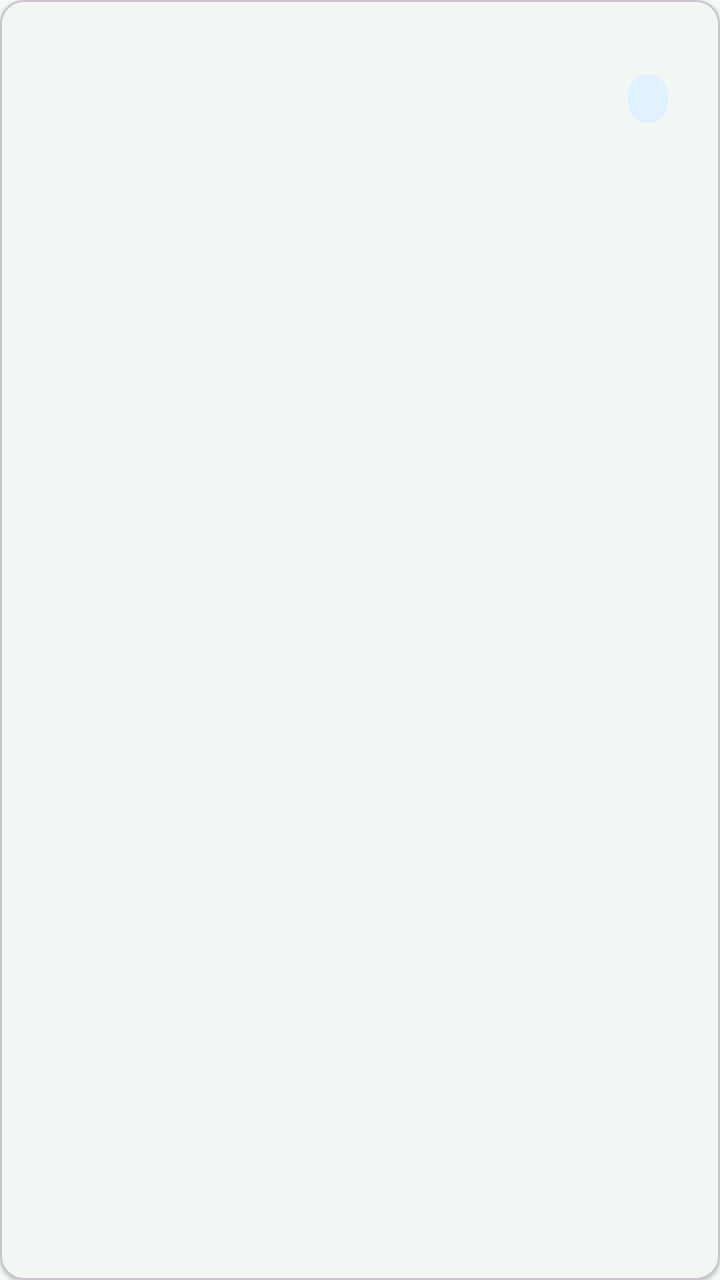
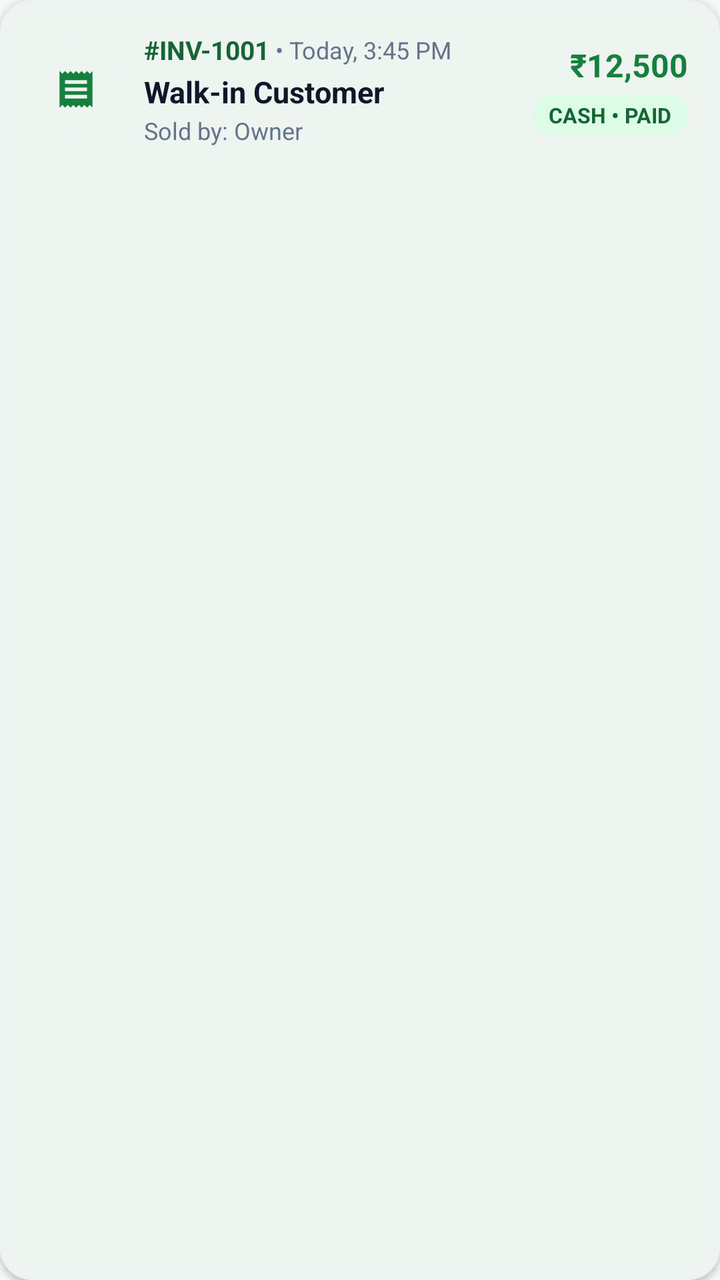

Compare the two renders of this Android layout. The source of the first and the diff that turns it into the second are given below.
<!-- AndroidManifest.xml: application theme Theme.MobileShopkeeper -->
<!-- res/layout/item_sale.xml -->
<?xml version="1.0" encoding="utf-8"?>
<com.google.android.material.card.MaterialCardView
    xmlns:android="http://schemas.android.com/apk/res/android"
    xmlns:app="http://schemas.android.com/apk/res-auto"
    android:layout_width="match_parent"
    android:layout_height="wrap_content"
    android:layout_marginBottom="8dp"
    app:cardCornerRadius="12dp" app:cardElevation="1dp">

    <LinearLayout android:layout_width="match_parent" android:layout_height="wrap_content"
        android:orientation="horizontal" android:gravity="center_vertical" android:padding="14dp">

        <LinearLayout android:layout_width="0dp" android:layout_height="wrap_content"
            android:layout_weight="1" android:orientation="vertical">
            <TextView android:id="@+id/tvInvoice" android:layout_width="wrap_content"
                android:layout_height="wrap_content" android:textStyle="bold" android:textSize="14sp"
                android:textColor="@color/green_800"/>
            <TextView android:id="@+id/tvCustomer" android:layout_width="wrap_content"
                android:layout_height="wrap_content" android:textSize="14sp"/>
            <TextView android:id="@+id/tvSoldBy" android:layout_width="wrap_content"
                android:layout_height="wrap_content" android:textSize="12sp"
                android:textColor="@color/green_700" android:textStyle="bold"/>
            <TextView android:id="@+id/tvDate" android:layout_width="wrap_content"
                android:layout_height="wrap_content" android:textSize="12sp"
                android:textColor="@color/text_secondary"/>
        </LinearLayout>

        <TextView android:id="@+id/tvPayment" android:layout_width="wrap_content"
            android:layout_height="wrap_content" android:textSize="11sp" android:textStyle="bold"
            android:background="@drawable/bg_badge_blue" android:textColor="#0369A1"
            android:paddingHorizontal="10dp" android:paddingVertical="5dp"
            android:layout_marginEnd="12dp"/>

        <TextView android:id="@+id/tvTotal" android:layout_width="wrap_content"
            android:layout_height="wrap_content" android:textStyle="bold"
            android:textSize="15sp" android:textColor="@color/primary"/>
    </LinearLayout>
</com.google.android.material.card.MaterialCardView>
<!-- resources referenced by this layout -->
<resources>
  <color name="green_700">#15803D</color>
  <color name="green_800">#166534</color>
  <color name="primary">#166534</color>
  <color name="text_secondary">#5F7166</color>
  <!-- drawable bg_badge_blue (drawable) -->
  <?xml version="1.0" encoding="utf-8"?>
  <shape xmlns:android="http://schemas.android.com/apk/res/android" android:shape="rectangle">
      <solid android:color="#E0F2FE"/><corners android:radius="12dp"/>
  </shape>
  <color name="white">#FFFFFF</color>
  <color name="green_100">#DCFCE7</color>
  <color name="green_900">#14532D</color>
  <color name="green_600">#16A34A</color>
  <color name="surface">#FFFFFF</color>
  <color name="text_primary">#1A2E22</color>
  <color name="background_light">#F6FAF7</color>
  <color name="error">#DC2626</color>
  <style name="Shape.MobileShop.Medium" parent="ShapeAppearance.Material3.MediumComponent">
          <item name="cornerSize">14dp</item>
      </style>
  <style name="Widget.MobileShop.Button" parent="Widget.Material3.Button">
          <item name="cornerRadius">14dp</item>
          <item name="android:textAllCaps">false</item>
          <item name="android:paddingTop">14dp</item>
          <item name="android:paddingBottom">14dp</item>
          <item name="android:textStyle">bold</item>
      </style>
  <style name="Widget.MobileShop.TextInput" parent="Widget.Material3.TextInputLayout.OutlinedBox">
          <item name="boxCornerRadiusTopStart">14dp</item>
          <item name="boxCornerRadiusTopEnd">14dp</item>
          <item name="boxCornerRadiusBottomStart">14dp</item>
          <item name="boxCornerRadiusBottomEnd">14dp</item>
          <item name="boxStrokeColor">@color/selector_input_stroke</item>
      </style>
  <style name="WindowAnimations">
          <item name="android:activityOpenEnterAnimation">@android:anim/fade_in</item>
          <item name="android:activityOpenExitAnimation">@android:anim/fade_out</item>
          <item name="android:activityCloseEnterAnimation">@android:anim/fade_in</item>
          <item name="android:activityCloseExitAnimation">@android:anim/fade_out</item>
      </style>
  <!-- unchanged entries left out for length: 1 -->
</resources>

<!-- the commit's change to res/layout/item_sale.xml (unified diff, before → after) -->
@@ -4,35 +4,117 @@
     xmlns:app="http://schemas.android.com/apk/res-auto"
     android:layout_width="match_parent"
     android:layout_height="wrap_content"
-    android:layout_marginBottom="8dp"
-    app:cardCornerRadius="12dp" app:cardElevation="1dp">
+    android:layout_marginBottom="10dp"
+    app:cardCornerRadius="16dp"
+    app:cardElevation="2dp"
+    app:strokeWidth="1dp"
+    app:strokeColor="#EDF2F7"
+    app:cardBackgroundColor="@color/white">
 
-    <LinearLayout android:layout_width="match_parent" android:layout_height="wrap_content"
-        android:orientation="horizontal" android:gravity="center_vertical" android:padding="14dp">
+    <LinearLayout
+        android:layout_width="match_parent"
+        android:layout_height="wrap_content"
+        android:orientation="horizontal"
+        android:gravity="center_vertical"
+        android:padding="16dp">
 
-        <LinearLayout android:layout_width="0dp" android:layout_height="wrap_content"
-            android:layout_weight="1" android:orientation="vertical">
-            <TextView android:id="@+id/tvInvoice" android:layout_width="wrap_content"
-                android:layout_height="wrap_content" android:textStyle="bold" android:textSize="14sp"
-                android:textColor="@color/green_800"/>
-            <TextView android:id="@+id/tvCustomer" android:layout_width="wrap_content"
-                android:layout_height="wrap_content" android:textSize="14sp"/>
-            <TextView android:id="@+id/tvSoldBy" android:layout_width="wrap_content"
-                android:layout_height="wrap_content" android:textSize="12sp"
-                android:textColor="@color/green_700" android:textStyle="bold"/>
-            <TextView android:id="@+id/tvDate" android:layout_width="wrap_content"
-                android:layout_height="wrap_content" android:textSize="12sp"
-                android:textColor="@color/text_secondary"/>
+        
+        <FrameLayout
+            android:layout_width="44dp"
+            android:layout_height="44dp"
+            android:background="@drawable/bg_pill_white_10"
+            android:backgroundTint="#ECFDF5"
+            android:layout_marginEnd="12dp">
+
+            <ImageView
+                android:layout_width="22dp"
+                android:layout_height="22dp"
+                android:layout_gravity="center"
+                android:src="@drawable/ic_sales"
+                app:tint="@color/green_700"/>
+        </FrameLayout>
+
+        
+        <LinearLayout
+            android:layout_width="0dp"
+            android:layout_height="wrap_content"
+            android:layout_weight="1"
+            android:orientation="vertical">
+
+            <LinearLayout
+                android:layout_width="wrap_content"
+                android:layout_height="wrap_content"
+                android:orientation="horizontal"
+                android:gravity="center_vertical">
+
+                <TextView
+                    android:id="@+id/tvInvoice"
+                    android:layout_width="wrap_content"
+                    android:layout_height="wrap_content"
+                    android:text="#INV-1001"
+                    android:textStyle="bold"
+                    android:textSize="13sp"
+                    android:textColor="@color/green_800"/>
+
+                <TextView
+                    android:id="@+id/tvDate"
+                    android:layout_width="wrap_content"
+                    android:layout_height="wrap_content"
+                    android:text=" • Today, 3:45 PM"
+                    android:textSize="12sp"
+                    android:textColor="#64748B"/>
+            </LinearLayout>
+
+            <TextView
+                android:id="@+id/tvCustomer"
+                android:layout_width="wrap_content"
+                android:layout_height="wrap_content"
+                android:text="Walk-in Customer"
+                android:textSize="15sp"
+                android:textStyle="bold"
+                android:textColor="#0F172A"
+                android:layout_marginTop="2dp"
+                android:maxLines="1"
+                android:ellipsize="end"/>
+
+            <TextView
+                android:id="@+id/tvSoldBy"
+                android:layout_width="wrap_content"
+                android:layout_height="wrap_content"
+                android:text="Sold by: Owner"
+                android:textSize="12sp"
+                android:textColor="#64748B"
+                android:layout_marginTop="1dp"/>
         </LinearLayout>
 
-        <TextView android:id="@+id/tvPayment" android:layout_width="wrap_content"
-            android:layout_height="wrap_content" android:textSize="11sp" android:textStyle="bold"
-            android:background="@drawable/bg_badge_blue" android:textColor="#0369A1"
-            android:paddingHorizontal="10dp" android:paddingVertical="5dp"
-            android:layout_marginEnd="12dp"/>
+        
+        <LinearLayout
+            android:layout_width="wrap_content"
+            android:layout_height="wrap_content"
+            android:orientation="vertical"
+            android:gravity="end">
 
-        <TextView android:id="@+id/tvTotal" android:layout_width="wrap_content"
-            android:layout_height="wrap_content" android:textStyle="bold"
-            android:textSize="15sp" android:textColor="@color/primary"/>
+            <TextView
+                android:id="@+id/tvTotal"
+                android:layout_width="wrap_content"
+                android:layout_height="wrap_content"
+                android:text="₹12,500"
+                android:textStyle="bold"
+                android:textSize="16sp"
+                android:textColor="@color/green_700"/>
+
+            <TextView
+                android:id="@+id/tvPayment"
+                android:layout_width="wrap_content"
+                android:layout_height="wrap_content"
+                android:text="CASH • PAID"
+                android:textSize="10.5sp"
+                android:textStyle="bold"
+                android:background="@drawable/bg_badge_green"
+                android:textColor="@color/green_800"
+                android:paddingHorizontal="8dp"
+                android:paddingVertical="3dp"
+                android:layout_marginTop="4dp"/>
+        </LinearLayout>
     </LinearLayout>
 </com.google.android.material.card.MaterialCardView>
<!-- resource entries referenced after the edit -->
@@ -2,14 +2,20 @@
 <resources>
   <color name="green_700">#15803D</color>
   <color name="green_800">#166534</color>
-  <color name="primary">#166534</color>
-  <color name="text_secondary">#5F7166</color>
-  <!-- drawable bg_badge_blue (drawable) -->
+  <color name="white">#FFFFFF</color>
+  <!-- drawable bg_badge_green (drawable) -->
   <?xml version="1.0" encoding="utf-8"?>
   <shape xmlns:android="http://schemas.android.com/apk/res/android" android:shape="rectangle">
-      <solid android:color="#E0F2FE"/><corners android:radius="12dp"/>
+      <solid android:color="#DCFCE7"/><corners android:radius="12dp"/>
   </shape>
-  <color name="white">#FFFFFF</color>
+  <!-- drawable bg_pill_white_10 (drawable) -->
+  <?xml version="1.0" encoding="utf-8"?>
+  <shape xmlns:android="http://schemas.android.com/apk/res/android" android:shape="rectangle">
+      <solid android:color="#1AFFFFFF"/>
+      <corners android:radius="24dp"/>
+  </shape>
+  <!-- drawable ic_sales (drawable) -->
+  <vector xmlns:android="http://schemas.android.com/apk/res/android" android:width="24dp" android:height="24dp" android:viewportWidth="24" android:viewportHeight="24"><path android:fillColor="#FFFFFF" android:pathData="M18,17L6,17v-2h12v2zM18,13L6,13v-2h12v2zM18,9L6,9L6,7h12v2zM3,22l1.5,-1.5L6,22l1.5,-1.5L9,22l1.5,-1.5L12,22l1.5,-1.5L15,22l1.5,-1.5L18,22l1.5,-1.5L21,22L21,2l-1.5,1.5L18,2l-1.5,1.5L15,2l-1.5,1.5L12,2l-1.5,1.5L9,2 7.5,3.5 6,2 4.5,3.5 3,2v20z"/></vector>
   <color name="green_100">#DCFCE7</color>
   <color name="green_900">#14532D</color>
   <color name="green_600">#16A34A</color>
